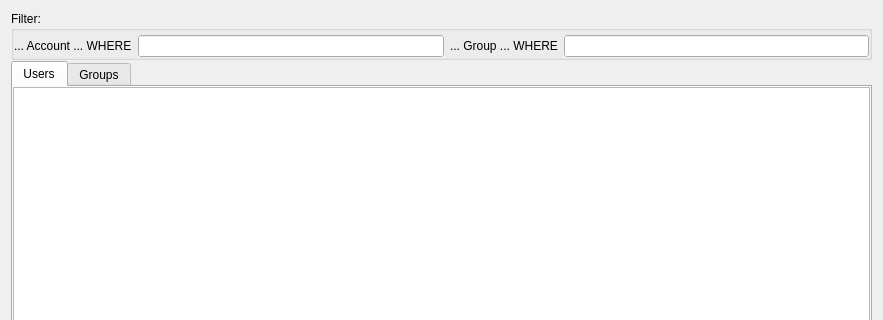
The window that src/plugin/accountProvider/accountprovider.ui (mhatina/openlmi_gui) describes before a commit, drawn with Qt 5; both pictures show x 0 to 883 and y 0 to 320 of the 883 by 609 pixel window.
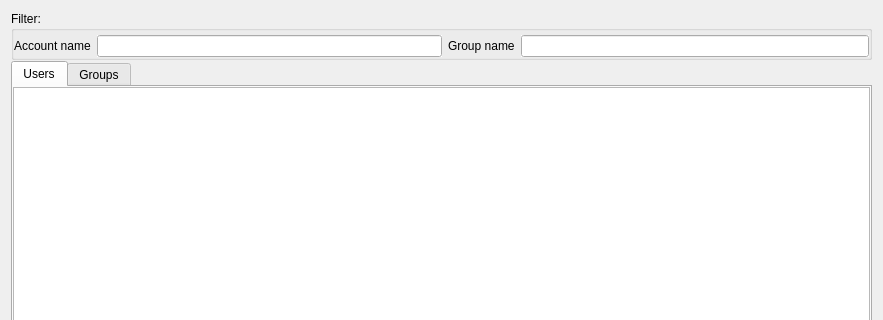
The same window after the commit. Icons and pictures are not drawn.

The edit to the form file:
```diff
--- a/src/plugin/accountProvider/accountprovider.ui
+++ b/src/plugin/accountProvider/accountprovider.ui
@@ -99,12 +99,18 @@
       <item row="0" column="0">
        <widget class="QLabel" name="filter_user_label">
         <property name="text">
-         <string>... Account ... WHERE</string>
+         <string>Account name</string>
         </property>
        </widget>
       </item>
       <item row="0" column="1">
        <widget class="QLineEdit" name="filter_user_line">
+        <property name="minimumSize">
+         <size>
+          <width>306</width>
+          <height>0</height>
+         </size>
+        </property>
         <property name="autoFillBackground">
          <bool>true</bool>
         </property>
@@ -112,6 +118,12 @@
       </item>
       <item row="0" column="3">
        <widget class="QLineEdit" name="filter_group_line">
+        <property name="minimumSize">
+         <size>
+          <width>348</width>
+          <height>0</height>
+         </size>
+        </property>
         <property name="autoFillBackground">
          <bool>true</bool>
         </property>
@@ -120,7 +132,7 @@
       <item row="0" column="2">
        <widget class="QLabel" name="filter_group_label">
         <property name="text">
-         <string>... Group ... WHERE</string>
+         <string>Group name</string>
         </property>
        </widget>
       </item>
```
